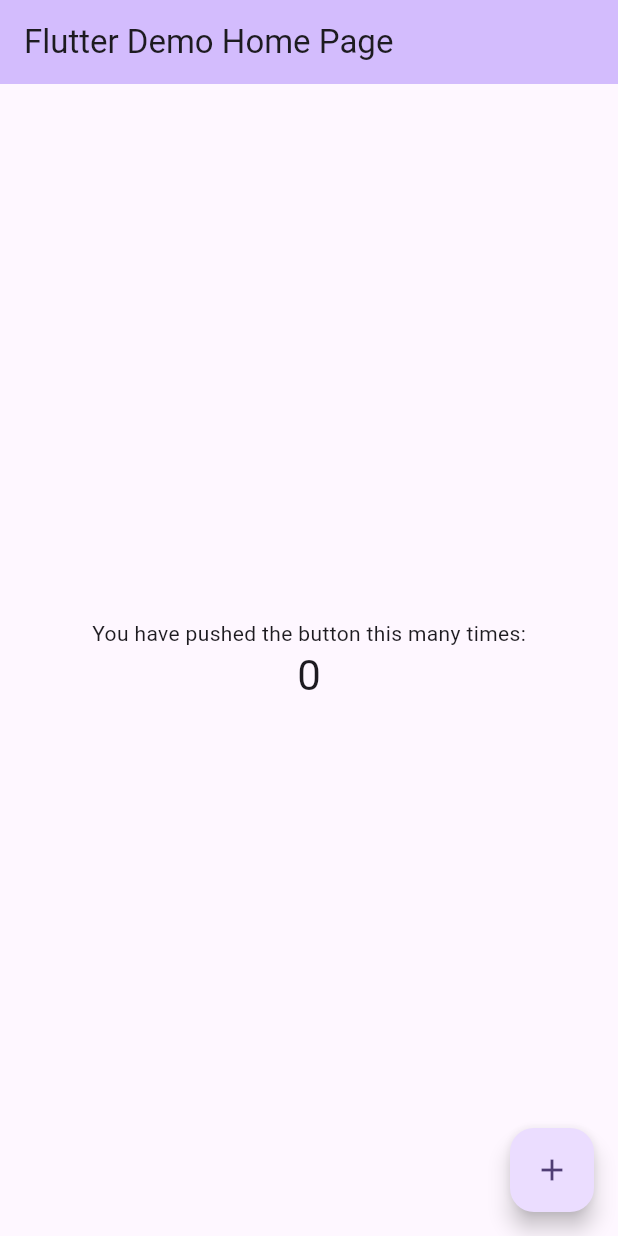
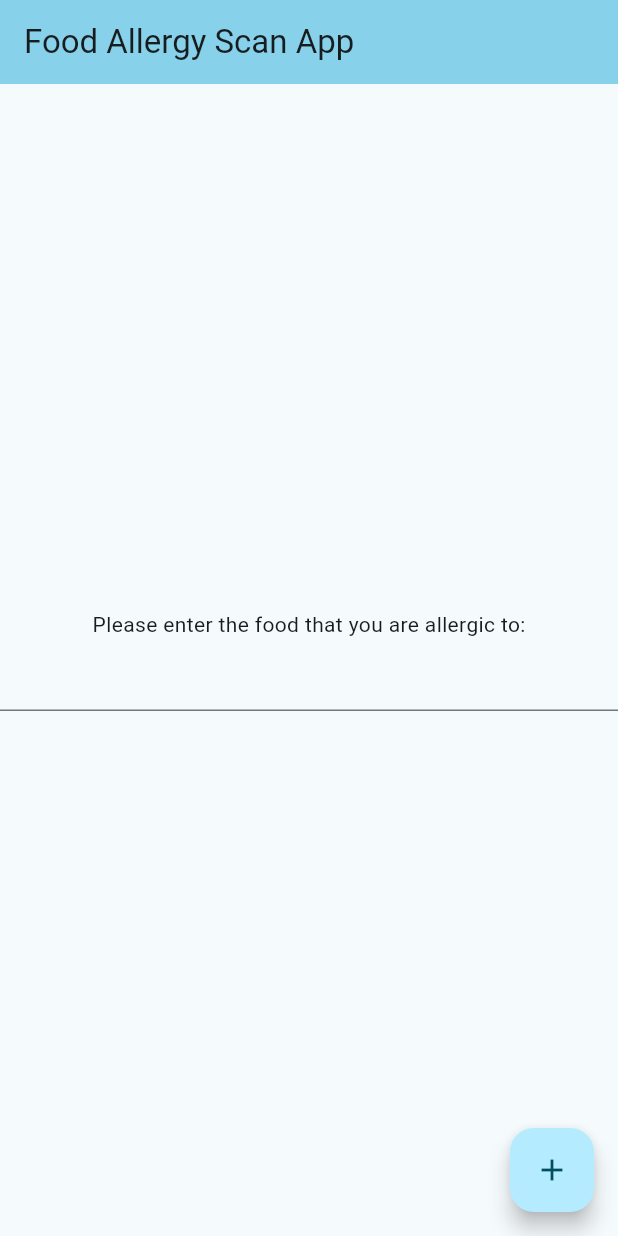
Before and after one commit to Jung-GunSong/Food-Allergy-Scan-App, a Flutter app: the screen it shows after launch, on a phone screen of 412 x 824 dp. Run offline on Flutter 3.47's test engine with Material 3 defaults, Android fonts, the phone set to English and light mode, and no system bars.

Commit message:
changed primary color and added form widget

```diff
--- a/lib/main.dart
+++ b/lib/main.dart
@@ -11,7 +11,7 @@
   @override
   Widget build(BuildContext context) {
     return MaterialApp(
-      title: 'Flutter Demo',
+      title: 'Food Allergy Scan App',
       theme: ThemeData(
         // This is the theme of your application.
         //
@@ -28,10 +28,10 @@
         //
         // This works for code too, not just values: Most code changes can be
         // tested with just a hot reload.
-        colorScheme: ColorScheme.fromSeed(seedColor: Colors.deepPurple),
+        colorScheme: ColorScheme.fromSeed(seedColor: Color.fromARGB(255, 83, 183, 213)),
         useMaterial3: true,
       ),
-      home: const MyHomePage(title: 'Flutter Demo Home Page'),
+      home: const MyHomePage(title: 'Food Allergy Scan App'),
     );
   }
 }
@@ -86,7 +86,7 @@
         // the App.build method, and use it to set our appbar title.
         title: Text(widget.title),
       ),
-      body: Center(
+      body: const Center(
         // Center is a layout widget. It takes a single child and positions it
         // in the middle of the parent.
         child: Column(
@@ -105,13 +105,14 @@
           // wireframe for each widget.
           mainAxisAlignment: MainAxisAlignment.center,
           children: <Widget>[
-            const Text(
-              'You have pushed the button this many times:',
+            Text(
+              'Please enter the food that you are allergic to:',
             ),
-            Text(
-              '$_counter',
-              style: Theme.of(context).textTheme.headlineMedium,
-            ),
+            // Text(
+            //   '$_counter',
+            //   style: Theme.of(context).textTheme.headlineMedium,
+            // ),
+            FoodAllergyForm(),
           ],
         ),
       ),
@@ -123,3 +124,38 @@
     );
   }
 }
+
+class FoodAllergyForm extends StatefulWidget {
+  const FoodAllergyForm({super.key});
+
+  @override
+  FoodAllergyFormState createState(){
+    return FoodAllergyFormState();
+  }
+}
+
+class FoodAllergyFormState extends State<FoodAllergyForm> {
+
+  final _formKey = GlobalKey<FormState>();
+
+  @override
+  Widget build(BuildContext context) {
+    return Form(
+      key: _formKey,
+      child: Column(
+        crossAxisAlignment: CrossAxisAlignment.start,
+        children: <Widget>[
+          TextFormField (
+            validator: (value){
+              if (value == null || value.isEmpty) {
+                return 'Please enter some text';
+              }
+              return null;
+            },
+          ),
+
+        ],
+      ),
+    );
+  }
+}
```
